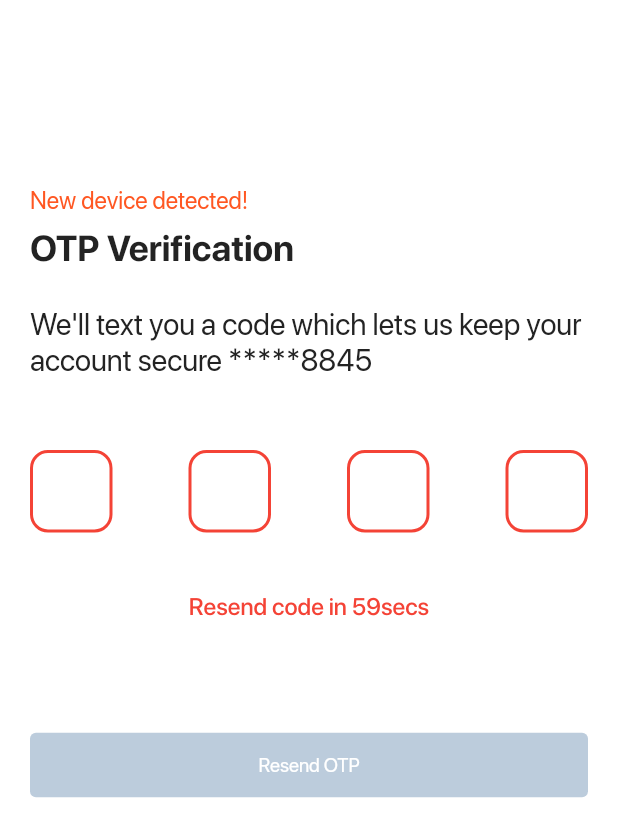
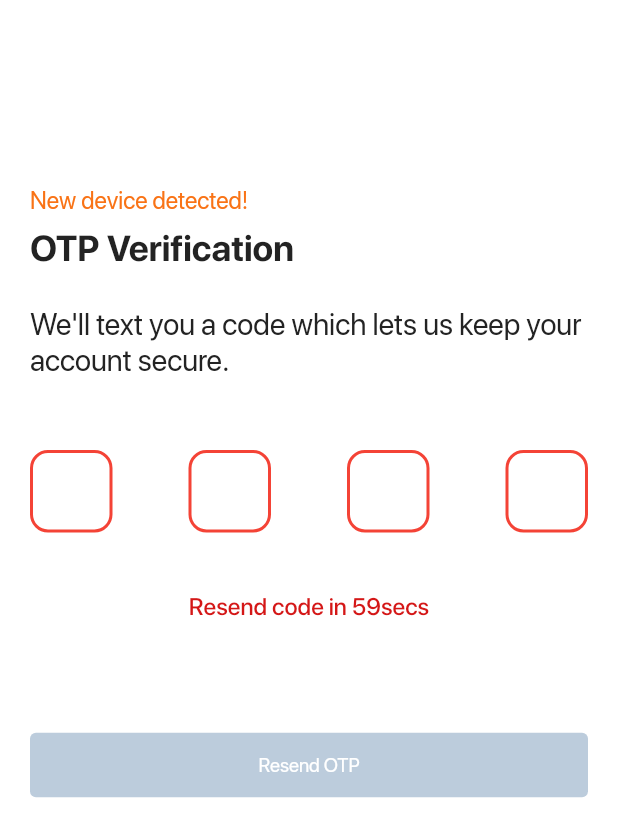
Before and after one commit to jiwantadhital/mdabali_report, a Flutter app: the OTPVerificationPage screen opened directly, on a phone screen of 412 x 824 dp. Shown: the top 837 px of the screen. Run offline on Flutter 3.47's test engine with Material 3 defaults, Android fonts, the phone set to English and light mode, and no system bars; drawn by our look-alikes of pin_code_fields; our stand-ins replace bloc, equatable, fl_chart, flutter_bloc, flutter_sizer, get and 4 more; missing offline and left inert: nepali_date_picker; accounts and stored records are empty.

Commit message:
maintained color scheme

```diff
--- a/lib/view/o_t_p_verification_page.dart
+++ b/lib/view/o_t_p_verification_page.dart
@@ -1,7 +1,6 @@
 import 'package:flutter/material.dart';
 import 'package:get/get.dart';
 import 'package:mdabali_report/controller/o_t_p_controller.dart';
-import 'package:mdabali_report/view/extracted_widgets/custom_pinput.dart';
 import 'package:mdabali_report/view/extracted_widgets/custom_text.dart';
 import 'package:mdabali_report/view/extracted_widgets/extracted_button.dart';
 import 'package:pin_code_fields/pin_code_fields.dart';
@@ -14,56 +13,73 @@ class OTPVerificationPage extends StatefulWidget {
 }
 
 class _OTPVerificationPageState extends State<OTPVerificationPage> {
-  final  Controller=Get.put(OTPController());
+  final controller = Get.put(OTPController());
 
   @override
   Widget build(BuildContext context) {
+    var colorScheme = Theme.of(context).colorScheme;
     return Scaffold(
       appBar: AppBar(
-        backgroundColor: Colors.white,
+        backgroundColor: Theme.of(context).scaffoldBackgroundColor,
       ),
       resizeToAvoidBottomInset: false,
-      backgroundColor: Colors.white,
+      backgroundColor: Theme.of(context).scaffoldBackgroundColor,
       body: Padding(
         padding: const EdgeInsets.all(20.0),
         child: Column(
           mainAxisAlignment: MainAxisAlignment.start,
           crossAxisAlignment: CrossAxisAlignment.start,
           children: [
-            const SizedBox(height: 48,),
-            CustomText(text: 'New device detected!',
+            const SizedBox(
+              height: 48,
+            ),
+            CustomText(
+              text: 'New device detected!',
               fontSize: 16,
-            color: Colors.deepOrange,),
-            const SizedBox(height: 8,),
-            CustomText(text: 'OTP Verification',
+              color: colorScheme.inverseSurface,
+            ),
+            const SizedBox(
+              height: 8,
+            ),
+            CustomText(
+              text: 'OTP Verification',
               fontSize: 24,
               weight: FontWeight.bold,
               family: 'SFPro',
+              color: colorScheme.onSurface,
             ),
-            const SizedBox(height: 24,),
-            CustomText(text:"We'll text you a code which lets us keep your account secure *****8845",
+            const SizedBox(
+              height: 24,
+            ),
+            CustomText(
+              text:
+                  "We'll text you a code which lets us keep your account secure.",
               fontSize: 20,
               textAlign: TextAlign.start,
+              color: colorScheme.onSurface,
             ),
-          const SizedBox(height: 48,),
-            Obx(()=> PinCodeTextField(
+            const SizedBox(
+              height: 48,
+            ),
+            Obx(
+              () => PinCodeTextField(
                 appContext: context,
                 length: 4,
-                controller:Controller.otpController,
-                onCompleted: (value){
-                  Controller.verifyOtp(value);
+                controller: controller.otpController,
+                onCompleted: (value) {
+                  controller.verifyOtp(value);
                 },
                 pinTheme: PinTheme(
                   shape: PinCodeFieldShape.box,
-                  borderRadius:BorderRadius.circular(12),
+                  borderRadius: BorderRadius.circular(12),
                   fieldHeight: 55,
                   fieldWidth: 55,
-                  activeFillColor: Colors.white,
+                  activeFillColor: colorScheme.onSurface,
                   //activeColor: Colors.grey[200]!,
                   inactiveFillColor: Colors.grey[200]!,
                 ),
                 keyboardType: TextInputType.number,
-                enabled: !Controller.isCodeExpired.value,
+                enabled: !controller.isCodeExpired.value,
                 animationType: AnimationType.fade,
               ),
             ),
@@ -75,23 +91,30 @@ class _OTPVerificationPageState extends State<OTPVerificationPage> {
             //   },
             // length: 4,
             // ),
-            const SizedBox(height: 24,),
+            const SizedBox(
+              height: 24,
+            ),
             Center(
-              child: Obx(()=>CustomText(text: Controller.isCodeExpired.value?' ':'Resend code in ${Controller.remainingTime.value}secs',
+              child: Obx(() => CustomText(
+                    text: controller.isCodeExpired.value
+                        ? ' '
+                        : 'Resend code in ${controller.remainingTime.value}secs',
                     fontSize: 16,
-              color: Colors.red,
+                    color: colorScheme.error,
                     textAlign: TextAlign.center,
-              weight: FontWeight.w500,)),
+                    weight: FontWeight.w500,
+                  )),
             ),
-            const SizedBox(height: 72,),
-            Obx(()=>LoginButton(
+            const SizedBox(
+              height: 72,
+            ),
+            Obx(() => LoginButton(
                   color: Colors.blue,
-              onPress: Controller.isCodeExpired.value?Controller.resendCode:null,
+                  onPress: controller.isCodeExpired.value
+                      ? controller.resendCode
+                      : null,
                   text: 'Resend OTP',
                 )),
-
-
-
           ],
         ),
       ),
```
Lines whose indentation alone changed are shown as unchanged.
